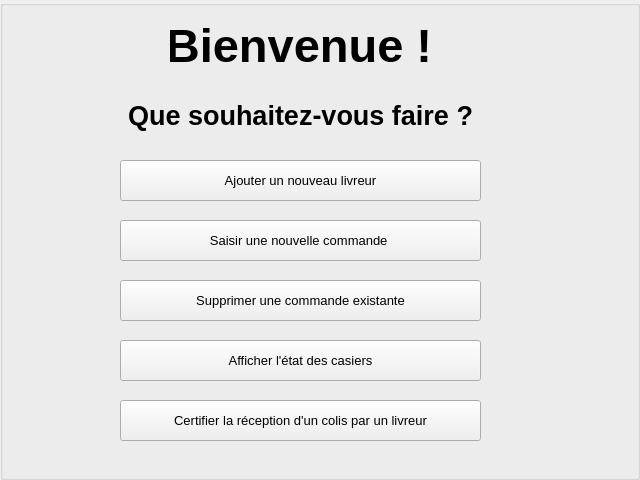
First picture: the form in Locker/mainpage.ui, repository maxjbs93/Locker, before the edit.
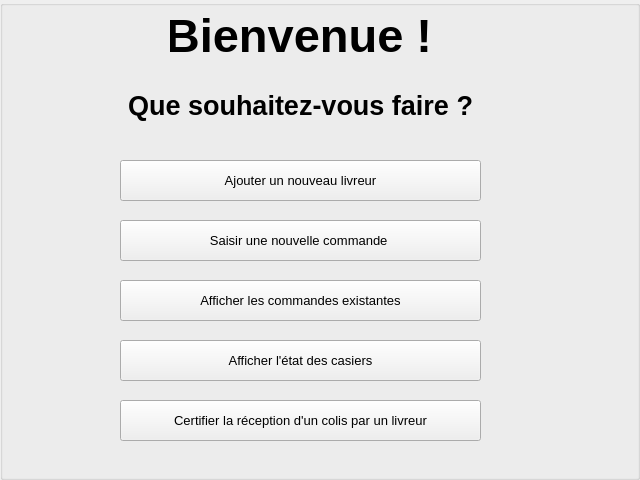
Second picture: the form after the edit.

```diff
--- a/Locker/mainpage.ui
+++ b/Locker/mainpage.ui
@@ -30,7 +30,7 @@
      <property name="geometry">
       <rect>
        <x>170</x>
-       <y>10</y>
+       <y>0</y>
        <width>271</width>
        <height>71</height>
       </rect>
@@ -57,7 +57,7 @@
        <x>120</x>
        <y>80</y>
        <width>361</width>
-       <height>71</height>
+       <height>51</height>
       </rect>
      </property>
      <property name="font">
@@ -112,24 +112,6 @@
       <string>Saisir une nouvelle commande </string>
      </property>
     </widget>
-    <widget class="QPushButton" name="pushButton_supp_commande">
-     <property name="geometry">
-      <rect>
-       <x>120</x>
-       <y>280</y>
-       <width>361</width>
-       <height>41</height>
-      </rect>
-     </property>
-     <property name="font">
-      <font>
-       <pointsize>10</pointsize>
-      </font>
-     </property>
-     <property name="text">
-      <string>Supprimer une commande existante</string>
-     </property>
-    </widget>
     <widget class="QPushButton" name="pushButton_afficher_etat_casier">
      <property name="geometry">
       <rect>
@@ -166,6 +148,24 @@
       <string>Certifier la réception d'un colis par un livreur</string>
      </property>
     </widget>
+    <widget class="QPushButton" name="pushButton_afficher_commande">
+     <property name="geometry">
+      <rect>
+       <x>120</x>
+       <y>280</y>
+       <width>361</width>
+       <height>41</height>
+      </rect>
+     </property>
+     <property name="font">
+      <font>
+       <pointsize>10</pointsize>
+      </font>
+     </property>
+     <property name="text">
+      <string>Afficher les commandes existantes</string>
+     </property>
+    </widget>
    </widget>
   </widget>
  </widget>
```
